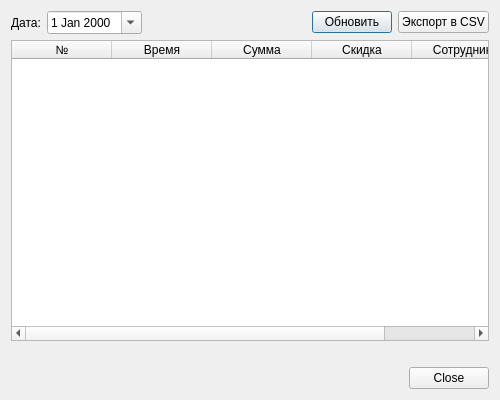
Before: the Qt Designer form ui/checkhistorydialog.ui in MikhailBersenev/easyPOS, drawn with Qt 5.
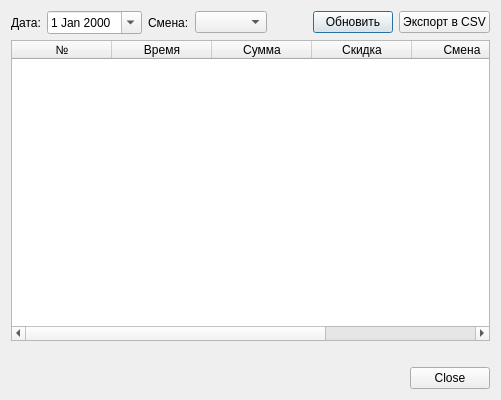
After: the same form once the commit is applied.

Commit message:
Enhance check history dialog with shift management features
- Updated `CheckHistoryDialog` to include a shift selection combo box for filtering checks by shift.
- Modified SQL queries in `SalesManager` to support fetching checks based on selected shift ID.
- Adjusted UI components to display shift information alongside existing check details.
- Added timezone settings in `SettingsDialog` for improved time display in checks and shifts.

Diff of the .ui file:
```diff
--- a/ui/checkhistorydialog.ui
+++ b/ui/checkhistorydialog.ui
@@ -28,6 +28,20 @@
        </property>
       </widget>
      </item>
+     <item>
+      <widget class="QLabel" name="shiftLabel">
+       <property name="text">
+        <string>Смена:</string>
+       </property>
+      </widget>
+     </item>
+     <item>
+      <widget class="QComboBox" name="shiftCombo">
+       <property name="minimumWidth">
+        <number>180</number>
+       </property>
+      </widget>
+     </item>
      <item>
       <spacer name="horizontalSpacer">
        <property name="orientation">
@@ -66,7 +80,7 @@
       <enum>QAbstractItemView::SingleSelection</enum>
      </property>
      <attribute name="columnCount">
-      <number>5</number>
+      <number>6</number>
      </attribute>
      <column>
       <property name="text">
@@ -88,6 +102,11 @@
        <string>Скидка</string>
       </property>
      </column>
+     <column>
+      <property name="text">
+       <string>Смена</string>
+      </property>
+     </column>
      <column>
       <property name="text">
        <string>Сотрудник</string>
```
The commit also changes 8 other files.
